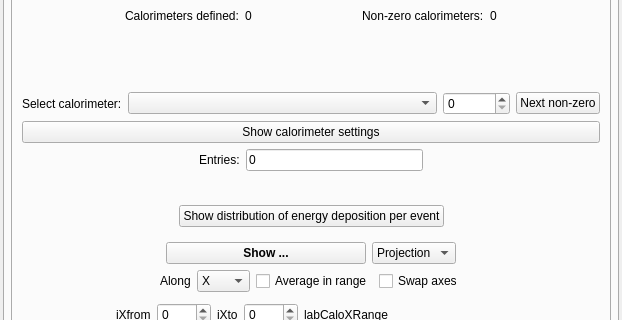
Old version of the form ants3bundle/src/ants3/gui/particleSim/aparticlesimwin.ui in the repository andrmor/ANTS3bundle; both pictures show x 0 to 622 and y 120 to 440 of the 622 by 767 pixel window.
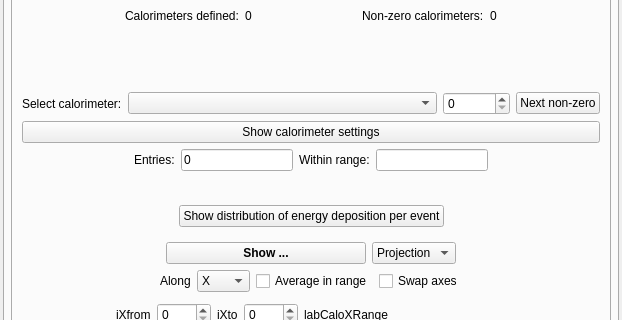
New version of the form. The open tabs and pages were chosen to show the change. Icons and pictures are not drawn.

What changed in the file:
```diff
--- a/ants3bundle/src/ants3/gui/particleSim/aparticlesimwin.ui
+++ b/ants3bundle/src/ants3/gui/particleSim/aparticlesimwin.ui
@@ -4458,6 +4458,16 @@
                 </property>
                </widget>
               </item>
+              <item>
+               <widget class="QLabel" name="labIntegral">
+                <property name="text">
+                 <string>Within range:</string>
+                </property>
+               </widget>
+              </item>
+              <item>
+               <widget class="QLineEdit" name="leIntegral"/>
+              </item>
               <item>
                <spacer name="horizontalSpacer_71">
                 <property name="orientation">
```
